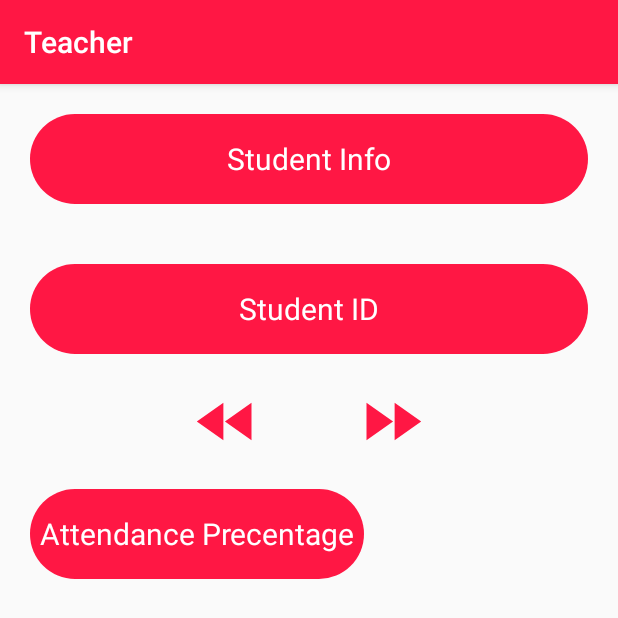
After one commit to Saifulislam65/SPL-II-Teacher, an Android app: the ActivityAttendanceSheet screen opened directly, with no data from a screen before it, on a phone screen of 412 x 824 dp. The commit adds this screen. Shown: the top 618 px of the screen. Run offline under Robolectric (Android 15) with nearby library versions, the phone set to English and light mode, and no system bars; our stand-ins replace Firebase (no records; nobody signed in at launch, a user with empty details on screens opened directly); 1 statement that could not run was skipped.

Commit message:
teacher attendance sheet

```diff
--- a/app/src/main/AndroidManifest.xml
+++ b/app/src/main/AndroidManifest.xml
@@ -9,7 +9,8 @@
         android:roundIcon="@mipmap/ic_launcher_round"
         android:supportsRtl="true"
         android:theme="@style/AppTheme">
-        <activity android:name=".ActivityTeacherInfo"></activity>
+        <activity android:name=".ActivityAttendanceSheet"></activity>
+        <activity android:name=".ActivityTeacherInfo" />
         <activity android:name=".ActivityStartDeviceEnrollment" />
         <activity android:name=".ActivityManualAttendance" />
         <activity android:name=".ActivityDeviceAttendance" />
--- /dev/null
+++ b/app/src/main/java/com/ban/teacher/ActivityAttendanceSheet.java
@@ -0,0 +1,226 @@
+package com.ban.teacher;
+
+import android.support.annotation.NonNull;
+import android.support.v7.app.AppCompatActivity;
+import android.os.Bundle;
+import android.support.v7.widget.LinearLayoutManager;
+import android.support.v7.widget.RecyclerView;
+import android.view.View;
+import android.widget.Button;
+import android.widget.TextView;
+import android.widget.Toast;
+
+import com.google.firebase.database.DataSnapshot;
+import com.google.firebase.database.DatabaseError;
+import com.google.firebase.database.DatabaseReference;
+import com.google.firebase.database.FirebaseDatabase;
+import com.google.firebase.database.ValueEventListener;
+
+import java.util.ArrayList;
+
+public class ActivityAttendanceSheet extends AppCompatActivity {
+    Button next, back, update;
+    TextView studentInfo, Id;
+    DatabaseReference databaseReference, getID, individualAttendanceSheet;
+    ArrayList<ListSetStudentnCourseRepo> arrayList;
+    ArrayList<ListAttendance>  attendanceSheetArrayList;
+    AdapterAttendanceList adapterAttendanceList;
+    TextView progress;
+    String attendanceProgress;
+    RecyclerView recyclerView;
+    int attendanceCounter = 0;
+    String getID_path;
+    int i = 0;
+    String id;
+    @Override
+    protected void onCreate(Bundle savedInstanceState) {
+        super.onCreate(savedInstanceState);
+        setContentView(R.layout.activity_attendance_sheet);
+        studentInfo = findViewById(R.id.student_info);
+        Id = findViewById(R.id.student_id);
+        next = findViewById(R.id.button_next);
+        back = findViewById(R.id.button_back);
+        progress = findViewById(R.id.attendance_progress);
+        recyclerView = findViewById(R.id.attendance_list_recycleview);
+        recyclerView.setLayoutManager(new LinearLayoutManager(getApplicationContext()));
+        //update = findViewById(R.id.marks_update);
+
+        final String courseKey = ActivityInsideCourse.courseCodeForQrGenerator;
+        arrayList = new ArrayList<ListSetStudentnCourseRepo>();
+        attendanceSheetArrayList = new ArrayList<ListAttendance>();
+
+        getID = FirebaseDatabase.getInstance().getReference();
+
+
+        databaseReference = FirebaseDatabase.getInstance().getReference("Course/"+courseKey+"/a5_studentList/");
+
+        databaseReference.addValueEventListener(new ValueEventListener() {
+            @Override
+            public void onDataChange(@NonNull DataSnapshot dataSnapshot) {
+
+                arrayList.clear();
+                for (DataSnapshot dataSnapshot1 : dataSnapshot.getChildren()) {
+                    System.out.println("Parent: "+dataSnapshot);
+                    try {
+                        String uid = dataSnapshot1.child("uid").getValue(String.class);
+                        String studentEmail = dataSnapshot1.child("studentMail").getValue(String.class);
+
+                        ListSetStudentnCourseRepo listSetStudentnCourseRepo = new ListSetStudentnCourseRepo(studentEmail, uid);
+                        arrayList.add(listSetStudentnCourseRepo);
+
+                    } catch (Exception e) {
+                        Toast.makeText(getApplicationContext(), "Ops...something is wrong!", Toast.LENGTH_LONG).show();
+                    }
+
+                }
+
+                studentInfo.setText(arrayList.get(i).getStudentMail());
+            }
+
+            @Override
+            public void onCancelled(@NonNull DatabaseError databaseError) {
+
+            }
+        });
+
+        next.setOnClickListener(new View.OnClickListener() {
+            @Override
+            public void onClick(View v) {
+                if(arrayList.size()!= 0){
+                    if(i<arrayList.size()-1)
+                        i++;
+                    else if(i==arrayList.size()-1)
+                        i = 0;
+                    studentInfo.setText(arrayList.get(i).getStudentMail());
+                    getID_path = "Student/"+arrayList.get(i).getUid()+"/PersonalInfo/";
+                    getID = FirebaseDatabase.getInstance().getReference(getID_path);
+                    getID.addValueEventListener(new ValueEventListener() {
+                        @Override
+                        public void onDataChange(@NonNull DataSnapshot dataSnapshot) {
+                            System.out.println("Get ID Data Snapshot: "+dataSnapshot);
+                            try{
+                                id = dataSnapshot.child("studentID").getValue(String.class);
+                            }catch (Exception e){
+                                id = "NULL";
+                            }
+                            Id.setText(id);
+                        }
+
+                        @Override
+                        public void onCancelled(@NonNull DatabaseError databaseError) {
+
+                        }
+                    });
+
+
+
+                    individualAttendanceSheet = FirebaseDatabase.getInstance().getReference("Course/"+courseKey+"/a5_studentList/"+arrayList.get(i).getUid()+"/attendance/");
+                    individualAttendanceSheet.addValueEventListener(new ValueEventListener() {
+                        @Override
+                        public void onDataChange(@NonNull DataSnapshot dataSnapshot) {
+
+                            attendanceSheetArrayList.clear();
+                            attendanceCounter = 0;
+                            for(DataSnapshot dataSnapshot1: dataSnapshot.getChildren()){
+                                String attendanceStatus = dataSnapshot1.getValue(String.class);
+                                String date = dataSnapshot1.getKey();
+                                attendanceCounter = attendanceCounter + Integer.parseInt(attendanceStatus);
+                                ListAttendance listAttendance = new ListAttendance(date, attendanceStatus);
+                                attendanceSheetArrayList.add(listAttendance);
+                                System.out.println("Date: "+listAttendance.getDate());
+                                System.out.println("Attendance Status: "+listAttendance.getAttendanceStatus());
+                            }
+                            adapterAttendanceList = new AdapterAttendanceList(getApplicationContext(), attendanceSheetArrayList);
+                            recyclerView.setAdapter(adapterAttendanceList);
+                            if(attendanceSheetArrayList.size()!= 0){
+                                attendanceProgress = Integer.toString((attendanceCounter*100)/attendanceSheetArrayList.size());
+                                progress.setText(attendanceProgress+"%");
+                            }
+                            else
+                                progress.setText("NULL");
+
+                        }
+
+                        @Override
+                        public void onCancelled(@NonNull DatabaseError databaseError) {
+
+                        }
+                    });
+                }else{
+                    studentInfo.setText("NULL2");
+                    Toast.makeText(getApplicationContext(), "No student selected!", Toast.LENGTH_LONG).show();
+                }
+            }
+        });
+
+        back.setOnClickListener(new View.OnClickListener() {
+            @Override
+            public void onClick(View v) {
+                if(arrayList.size()!= 0){
+                    if(i>0)
+                        i--;
+                    else if(i==0)
+                        i = arrayList.size()-1;
+
+                    studentInfo.setText(arrayList.get(i).getStudentMail());
+                    getID_path = "Student/"+arrayList.get(i).getUid()+"/PersonalInfo/";
+                    getID = FirebaseDatabase.getInstance().getReference(getID_path);
+                    getID.addValueEventListener(new ValueEventListener() {
+                        @Override
+                        public void onDataChange(@NonNull DataSnapshot dataSnapshot) {
+                            System.out.println("Get ID Data Snapshot: "+dataSnapshot);
+                            try{
+                                id = dataSnapshot.child("studentID").getValue(String.class);
+                            }catch (Exception e){
+                                id = "NULL";
+                            }
+                            Id.setText(id);
+                        }
+
+                        @Override
+                        public void onCancelled(@NonNull DatabaseError databaseError) {
+
+                        }
+                    });
+                    individualAttendanceSheet = FirebaseDatabase.getInstance().getReference("Course/"+courseKey+"/a5_studentList/"+arrayList.get(i).getUid()+"/attendance/");
+                    individualAttendanceSheet.addValueEventListener(new ValueEventListener() {
+                        @Override
+                        public void onDataChange(@NonNull DataSnapshot dataSnapshot) {
+
+                            attendanceSheetArrayList.clear();
+                            attendanceCounter = 0;
+                            for(DataSnapshot dataSnapshot1: dataSnapshot.getChildren()){
+                                String attendanceStatus = dataSnapshot1.getValue(String.class);
+                                String date = dataSnapshot1.getKey();
+                                attendanceCounter = attendanceCounter + Integer.parseInt(attendanceStatus);
+                                ListAttendance listAttendance = new ListAttendance(date, attendanceStatus);
+                                attendanceSheetArrayList.add(listAttendance);
+                                System.out.println("Date: "+listAttendance.getDate());
+                                System.out.println("Attendance Status: "+listAttendance.getAttendanceStatus());
+                            }
+                            adapterAttendanceList = new AdapterAttendanceList(getApplicationContext(), attendanceSheetArrayList);
+                            recyclerView.setAdapter(adapterAttendanceList);
+                            if(attendanceSheetArrayList.size()!= 0){
+                                attendanceProgress = Integer.toString((attendanceCounter*100)/attendanceSheetArrayList.size());
+                                progress.setText(attendanceProgress+"%");
+                            }
+                            else
+                                progress.setText("NULL");
+
+                        }
+
+                        @Override
+                        public void onCancelled(@NonNull DatabaseError databaseError) {
+
+                        }
+                    });
+                }else{
+                    studentInfo.setText("NULL");
+                    Toast.makeText(getApplicationContext(), "No student selected!", Toast.LENGTH_LONG).show();
+                }
+            }
+        });
+
+
+    }
+}
--- /dev/null
+++ b/app/src/main/res/drawable/sheet.xml
@@ -0,0 +1,5 @@
+<vector android:height="24dp" android:tint="#FFFFFF"
+    android:viewportHeight="24.0" android:viewportWidth="24.0"
+    android:width="24dp" xmlns:android="http://schemas.android.com/apk/res/android">
+    <path android:fillColor="#FF000000" android:pathData="M7,5h2L9,3L7,3v2zM7,13h2v-2L7,11v2zM7,21h2v-2L7,19v2zM11,17h2v-2h-2v2zM11,21h2v-2h-2v2zM3,21h2v-2L3,19v2zM3,17h2v-2L3,15v2zM3,13h2v-2L3,11v2zM3,9h2L5,7L3,7v2zM3,5h2L5,3L3,3v2zM11,13h2v-2h-2v2zM19,17h2v-2h-2v2zM19,13h2v-2h-2v2zM19,21h2v-2h-2v2zM19,9h2L21,7h-2v2zM11,9h2L13,7h-2v2zM19,3v2h2L21,3h-2zM11,5h2L13,3h-2v2zM15,21h2v-2h-2v2zM15,13h2v-2h-2v2zM15,5h2L17,3h-2v2z"/>
+</vector>
--- /dev/null
+++ b/app/src/main/res/layout/activity_attendance_sheet.xml
@@ -0,0 +1,89 @@
+<?xml version="1.0" encoding="utf-8"?>
+<ScrollView xmlns:android="http://schemas.android.com/apk/res/android"
+    xmlns:app="http://schemas.android.com/apk/res-auto"
+    xmlns:tools="http://schemas.android.com/tools"
+    android:layout_width="match_parent"
+    android:layout_height="match_parent"
+    tools:context=".ActivityAttendanceSheet">
+    <LinearLayout
+        android:layout_width="match_parent"
+        android:layout_height="wrap_content"
+        android:orientation="vertical">
+        <TextView
+            android:id="@+id/student_info"
+            android:layout_width="match_parent"
+            android:layout_height="60dp"
+            android:layout_weight="0.4"
+            android:layout_margin="20dp"
+            android:padding="5dp"
+            android:text="Student Info"
+            android:textSize="20dp"
+            android:textColor="#FFFFFF"
+            android:gravity="center"
+            android:background="@drawable/curved_background"/>
+        <TextView
+            android:id="@+id/student_id"
+            android:layout_width="match_parent"
+            android:layout_height="60dp"
+            android:layout_weight="0.4"
+            android:layout_margin="20dp"
+            android:padding="5dp"
+            android:text="Student ID"
+            android:textSize="20dp"
+            android:textColor="#FFFFFF"
+            android:gravity="center"
+            android:background="@drawable/curved_background"/>
+
+        <LinearLayout
+            android:layout_width="match_parent"
+            android:layout_height="wrap_content"
+            android:orientation="horizontal"
+            android:gravity="center">
+            <Button
+                android:id="@+id/button_back"
+                android:layout_width="50dp"
+                android:layout_height="50dp"
+                android:layout_marginRight="30dp"
+                android:background="@drawable/back"/>
+            <Button
+                android:id="@+id/button_next"
+                android:layout_width="50dp"
+                android:layout_height="50dp"
+                android:layout_marginLeft="30dp"
+                android:background="@drawable/next"/>
+        </LinearLayout>
+        <LinearLayout
+            android:layout_width="match_parent"
+            android:layout_height="wrap_content"
+            android:weightSum="1"
+            android:orientation="horizontal">
+            <TextView
+                android:layout_width="0dp"
+                android:layout_height="60dp"
+                android:layout_weight="0.6"
+                android:layout_margin="20dp"
+                android:padding="5dp"
+                android:text="Attendance Precentage"
+                android:textSize="20dp"
+                android:textColor="#FFFFFF"
+                android:gravity="center"
+                android:background="@drawable/curved_background"/>
+            <TextView
+                android:id="@+id/attendance_progress"
+                android:layout_width="0dp"
+                android:layout_height="60dp"
+                android:layout_weight="0.4"
+                android:textSize="30dp"
+                android:gravity="center"
+                android:layout_gravity="center"/>
+
+        </LinearLayout>
+        <android.support.v7.widget.RecyclerView
+            android:id="@+id/attendance_list_recycleview"
+            android:layout_width="match_parent"
+            android:layout_height="wrap_content">
+
+        </android.support.v7.widget.RecyclerView>
+    </LinearLayout>
+
+</ScrollView>
```
Also changed, not shown: app/src/main/java/com/ban/teacher/ActivityDeviceAttendance.java (+38 -1 lines), app/src/main/java/com/ban/teacher/ActivityManualAttendance.java (+40 -20 lines), app/src/main/java/com/ban/teacher/ActivityStartDeviceEnrollment.java (+37 -1 lines), app/src/main/java/com/ban/teacher/AdapterAttendanceList.java (added, +49 -0 lines), app/src/main/java/com/ban/teacher/FragmentAttendance.java (+8 -0 lines), app/src/main/java/com/ban/teacher/ListAttendance.java (added, +29 -0 lines), app/src/main/res/layout/activity_device_attendance.xml (+15 -0 lines), app/src/main/res/layout/activity_manual_attendance.xml (+11 -0 lines), app/src/main/res/layout/activity_start_device_enrollment.xml (+16 -0 lines), app/src/main/res/layout/adapter_attendance_list_recycleview.xml (added, +40 -0 lines), app/src/main/res/layout/fragment_fragment_attendance.xml (+44 -4 lines).
